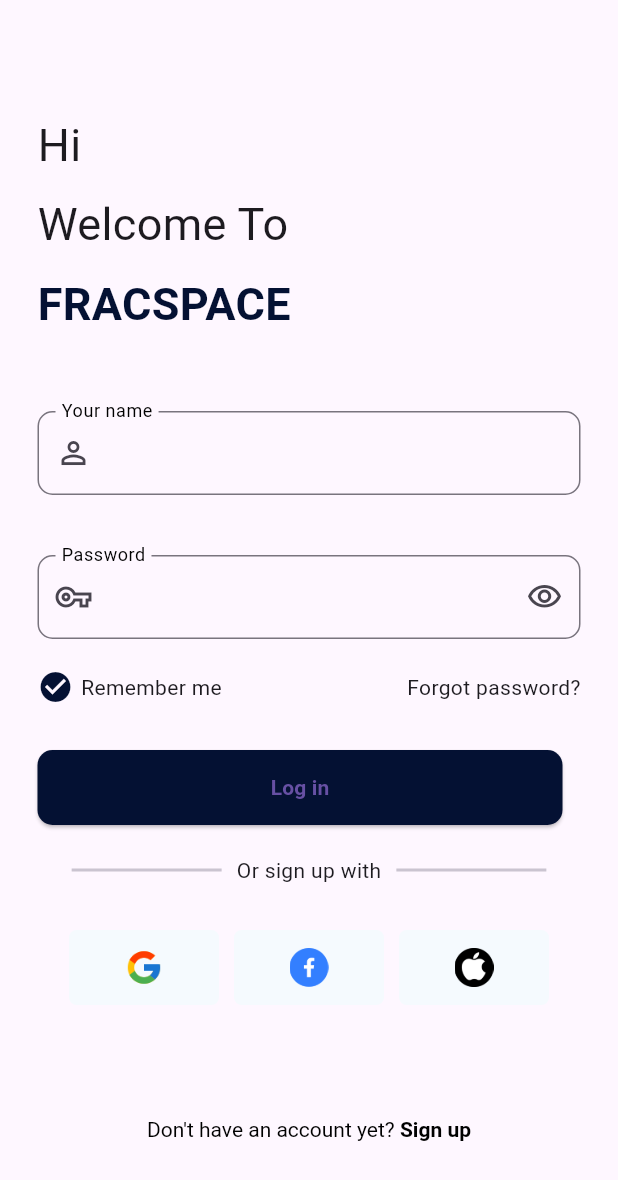
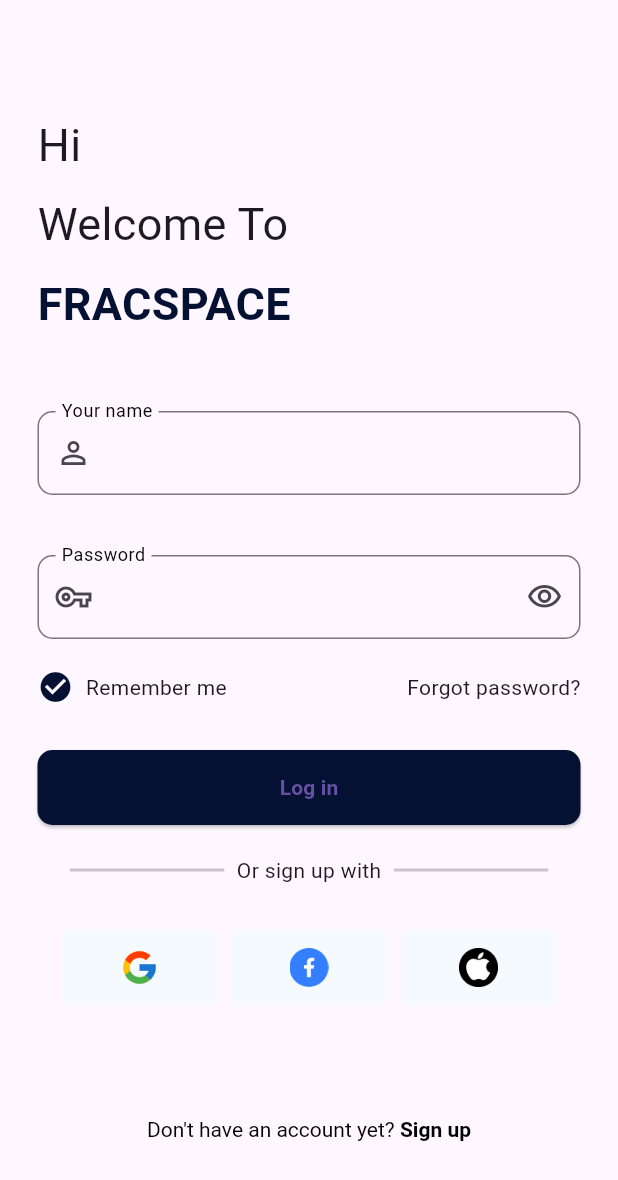
Before and after one commit to Goutham-Vinod/Machine-Test-Hotel-Booking-App-, a Flutter app: the screen it shows after launch, on a phone screen of 412 x 824 dp. Shown: the top 1180 px of the screen. Run offline on Flutter 3.47's test engine with Material 3 defaults, Android fonts, the phone set to English and light mode, and no system bars; our stand-ins replace persistent_bottom_nav_bar; missing offline and left inert: dart:ffi.

Commit message:
Update login_page.dart

```diff
--- a/lib/views/login_page/login_page.dart
+++ b/lib/views/login_page/login_page.dart
@@ -1,7 +1,6 @@
 import 'package:flutter/material.dart';
 import 'package:machine_test/constants/colors.dart';
 import 'package:machine_test/constants/images.dart';
-import 'package:machine_test/views/home_page/home_page.dart';
 import 'package:machine_test/views/home_page/nav_bar.dart';
 
 class LoginPage extends StatelessWidget {
@@ -11,7 +10,9 @@ class LoginPage extends StatelessWidget {
 
   @override
   Widget build(BuildContext context) {
+    double width = MediaQuery.of(context).size.width;
     return Scaffold(
+      resizeToAvoidBottomInset: false,
       body: Padding(
         padding: const EdgeInsets.all(25.0),
         child: Column(crossAxisAlignment: CrossAxisAlignment.start, children: [
@@ -56,6 +57,7 @@ class LoginPage extends StatelessWidget {
           const SizedBox(height: 40),
 // ------------------------  Password  -----------------------------------------
           TextFormField(
+            obscureText: true,
             decoration: InputDecoration(
               prefixIcon: const Icon(Icons.vpn_key_outlined),
               // dev_note : want to use proper icon here
@@ -64,6 +66,7 @@ class LoginPage extends StatelessWidget {
                 borderRadius: BorderRadius.circular(10),
               ),
               labelText: 'Password',
+
               labelStyle: const TextStyle(color: Colors.black),
               floatingLabelBehavior: FloatingLabelBehavior.always,
             ),
@@ -76,7 +79,7 @@ class LoginPage extends StatelessWidget {
               Icons.check_circle,
               color: AppColors.blue1,
             ),
-            SizedBox(width: 5),
+            SizedBox(width: width * 0.02),
             Text('Remember me'),
             Spacer(),
             Text('Forgot password?')
@@ -85,7 +88,7 @@ class LoginPage extends StatelessWidget {
           SizedBox(height: 30),
 // ---------------------------  Login  -----------------------------------------
           SizedBox(
-            width: 350,
+            width: width * 0.9,
             height: 50,
             child: ElevatedButton(
                 onPressed: () {
@@ -112,14 +115,14 @@ class LoginPage extends StatelessWidget {
             children: [
               SizedBox(
                 child: Divider(thickness: 2),
-                width: 100,
+                width: width * 0.25,
               ),
-              SizedBox(width: 10),
+              SizedBox(width: width * 0.02),
               Text('Or sign up with'),
-              SizedBox(width: 10),
+              SizedBox(width: width * 0.02),
               SizedBox(
                 child: Divider(thickness: 2),
-                width: 100,
+                width: width * 0.25,
               ),
             ],
           ),
@@ -177,11 +180,12 @@ class SocialLoginButton extends StatelessWidget {
 
   @override
   Widget build(BuildContext context) {
+    double width = MediaQuery.of(context).size.width;
     return Padding(
       padding: const EdgeInsets.all(5.0),
       child: Container(
         height: 50,
-        width: 100,
+        width: width * 0.25,
         decoration: BoxDecoration(
           color: AppColors.blue5,
           borderRadius: BorderRadius.circular(5),
```
